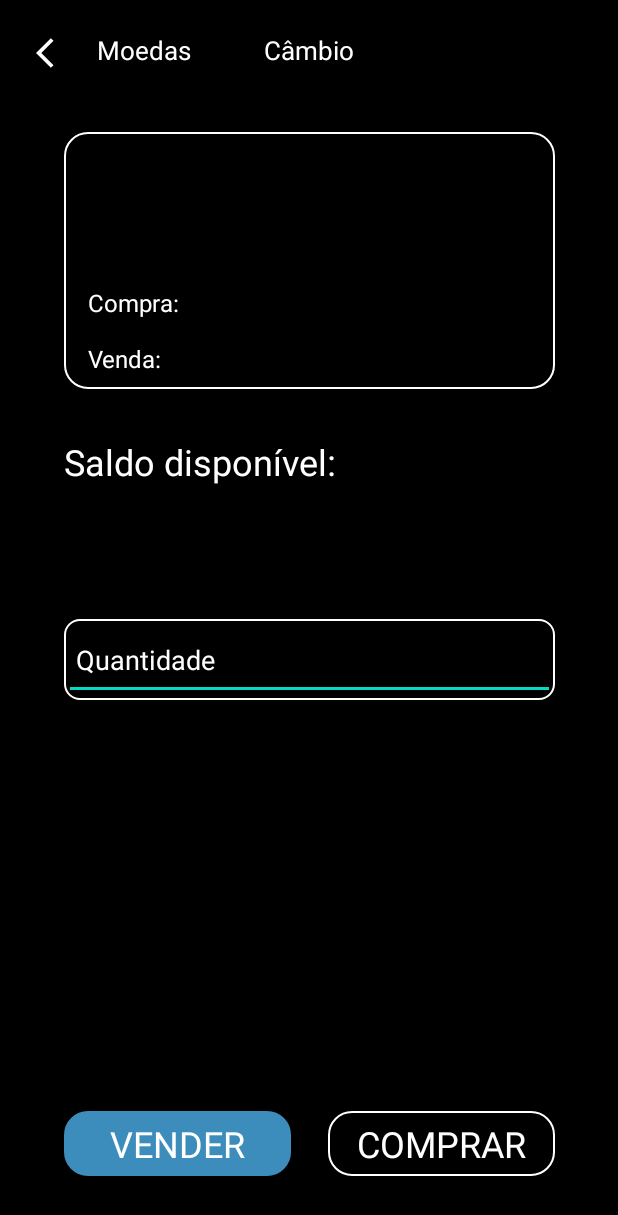
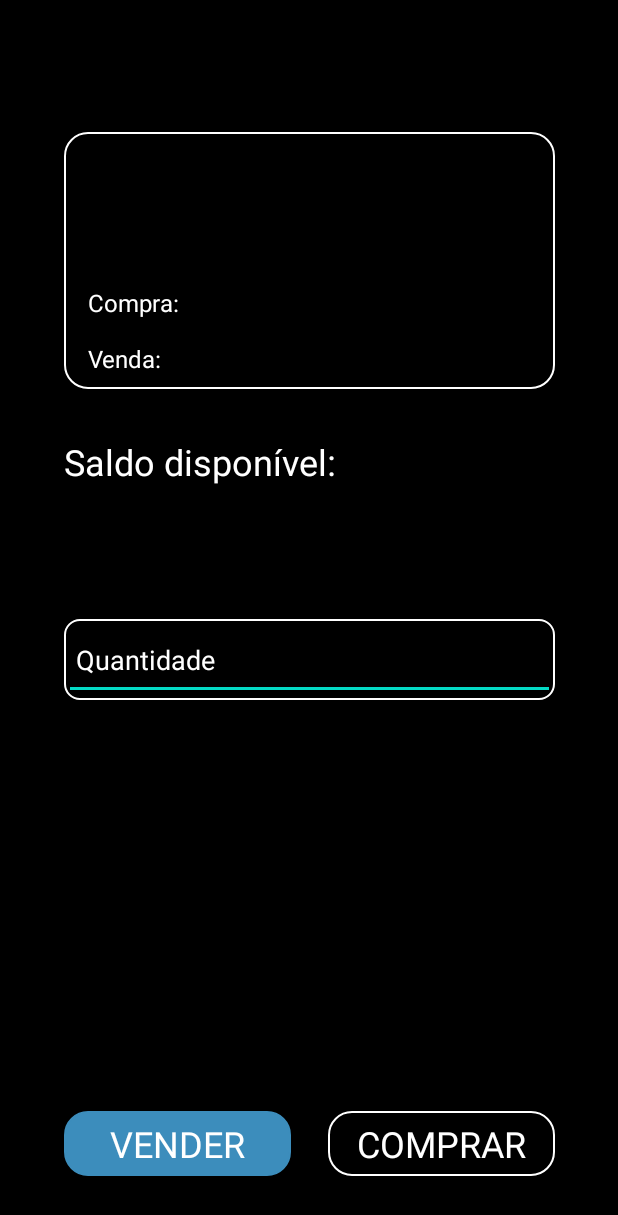
Before and after one commit to Adriano1998/AppInvestimentos, an Android app: the layout activity_tela_cambio.xml on its own in the app's theme, with its tools: preview values and no code run, on a phone screen of 412 x 824 dp. Shown: the top 1215 px of the screen. Run offline under Robolectric (Android 15) with nearby library versions, the phone set to English and light mode, and no system bars.

Commit message:
Refatoração da toolbar e da tela compra e venda de moedas

```diff
--- a/app/src/main/java/com/br/brqinvestimentos/ui/TelaHome.kt
+++ b/app/src/main/java/com/br/brqinvestimentos/ui/TelaHome.kt
@@ -41,10 +41,9 @@ class TelaHome : BaseActivity() {
             Toast.makeText(this@TelaHome, message, Toast.LENGTH_LONG).show()
         }
 
-        binding.toolbarHome.toolbarTitulo.let {
-            it.contentDescription = "${it.text}, Titulo"
-        }
+        configuraToolbar(false, "Moedas", binding.toolbarHome.toolbarTitle, binding.toolbarHome.btnVoltarTelaMoedas)
     }
+
 
     private fun configuraRecyclerView() {
         binding.rvMoedasTelaHome.adapter = adapter
--- a/app/src/main/res/layout/activity_base.xml
+++ b/app/src/main/res/layout/activity_base.xml
@@ -6,4 +6,10 @@
     android:layout_height="match_parent"
     tools:context=".ui.BaseActivity">
 
+    <include
+        android:id="@+id/toolbargenerica"
+        layout="@layout/toolbar_generica">
+
+    </include>
+
 </androidx.constraintlayout.widget.ConstraintLayout>
--- a/app/src/main/res/layout/activity_tela_cambio.xml
+++ b/app/src/main/res/layout/activity_tela_cambio.xml
@@ -8,9 +8,8 @@
     tools:context=".ui.TelaCambio">
 
     <include
-        android:id="@+id/toolbarcambio"
-        layout="@layout/toolbar_cambio">
-
+        android:id="@+id/toolbarCambio"
+        layout="@layout/toolbar_generica">
     </include>
 
 
@@ -89,8 +88,6 @@
             app:layout_constraintTop_toBottomOf="@id/txtCompraMoedaCambio"
 
             />
-
-
 
 
     </LinearLayout>
--- a/app/src/main/res/layout/activity_tela_compra_venda.xml
+++ b/app/src/main/res/layout/activity_tela_compra_venda.xml
@@ -9,7 +9,7 @@
 
     <include
         android:id="@+id/toolbarcompravenda"
-        layout="@layout/toolbarcompraevenda"
+        layout="@layout/toolbar_generica"
         app:layout_constraintBottom_toBottomOf="parent"
         app:layout_constraintEnd_toEndOf="parent"
         app:layout_constraintStart_toStartOf="parent"
--- a/app/src/main/res/layout/activity_tela_home.xml
+++ b/app/src/main/res/layout/activity_tela_home.xml
@@ -9,9 +9,7 @@
 
     <include
         android:id="@+id/toolbarHome"
-        layout="@layout/toolbar_home">
-
-    </include>
+        layout="@layout/toolbar_generica" />
 
 
     <androidx.recyclerview.widget.RecyclerView
--- a/app/src/main/res/layout/toolbar_cambio.xml
+++ /dev/null
@@ -1,49 +0,0 @@
-<?xml version="1.0" encoding="utf-8"?>
-
-<androidx.appcompat.widget.Toolbar xmlns:android="http://schemas.android.com/apk/res/android"
-    android:id="@+id/toolbarCambio"
-    android:layout_width="match_parent"
-    android:layout_height="wrap_content"
-    android:background="#D1000000">
-
-
-    <ImageButton
-        android:id="@+id/btnVoltarTelaMoedas"
-        android:layout_width="wrap_content"
-        android:layout_height="wrap_content"
-        android:layout_marginTop="15dp"
-        android:padding="8dp"
-        android:layout_marginBottom="11dp"
-        android:background="#D1000000"
-        android:contentDescription="@string/voltar_para_tela_home"
-        android:src="@drawable/ic_baseline_arrow_back_ios_24" />
-
-    <TextView
-        android:id="@+id/toolbar_subTitle"
-        android:layout_width="wrap_content"
-        android:layout_height="wrap_content"
-        android:layout_gravity="left"
-        android:layout_marginStart="16.5dp"
-        android:importantForAccessibility="no"
-        android:padding="8dp"
-        android:text="@string/moedas"
-        android:textColor="@color/white"
-        android:textSize="17sp">
-
-    </TextView>
-
-    <TextView
-        android:id="@+id/toolbar_title"
-        android:layout_width="wrap_content"
-        android:layout_height="wrap_content"
-        android:layout_gravity="center"
-        android:accessibilityHeading="true"
-        android:padding="8dp"
-        android:text="@string/cambio"
-        android:textColor="@color/white"
-        android:textSize="17sp">
-
-    </TextView>
-
-
-</androidx.appcompat.widget.Toolbar>
--- a/app/src/main/res/layout/toolbarcompraevenda.xml
+++ b/app/src/main/res/layout/toolbar_generica.xml
@@ -1,44 +1,42 @@
 <androidx.appcompat.widget.Toolbar xmlns:android="http://schemas.android.com/apk/res/android"
-    android:id="@+id/toolbarCompraVenda"
+    android:id="@+id/toolbarGenerica"
     android:layout_width="match_parent"
     android:layout_height="wrap_content"
     android:background="#D1000000">
 
 
     <ImageButton
-        android:id="@+id/btnVoltarTelaCambio"
+        android:id="@+id/btnVoltarTelaMoedas"
         android:layout_width="wrap_content"
         android:layout_height="wrap_content"
+        android:visibility="invisible"
         android:layout_marginTop="15dp"
         android:padding="8dp"
         android:layout_marginBottom="11dp"
         android:background="#D1000000"
-        android:contentDescription="@string/voltar_para_tela_de_cambio"
-        android:onClick="onClick"
+        android:contentDescription="@string/voltar_para_tela_home"
         android:src="@drawable/ic_baseline_arrow_back_ios_24" />
 
     <TextView
-        android:id="@+id/toolbarcompraevenda_subTitle"
+        android:id="@+id/toolbar_subTitle"
         android:layout_width="wrap_content"
         android:layout_height="wrap_content"
         android:layout_gravity="left"
-        android:layout_marginStart="10dp"
+        android:layout_marginStart="16.5dp"
         android:importantForAccessibility="no"
         android:padding="8dp"
-        android:text="@string/cambio"
         android:textColor="@color/white"
         android:textSize="17sp">
 
     </TextView>
 
     <TextView
-        android:id="@+id/toolbarcompraevenda_title"
+        android:id="@+id/toolbar_title"
         android:layout_width="wrap_content"
         android:layout_height="wrap_content"
         android:layout_gravity="center"
         android:accessibilityHeading="true"
         android:padding="8dp"
-
         android:textColor="@color/white"
         android:textSize="17sp">
 
```
Also changed, not shown: app/src/main/java/com/br/brqinvestimentos/ui/BaseActivity.kt (+30 -2 lines), app/src/main/java/com/br/brqinvestimentos/ui/TelaCambio.kt (+32 -31 lines), app/src/main/java/com/br/brqinvestimentos/ui/TelaCompraVenda.kt (+23 -66 lines), app/src/main/java/com/br/brqinvestimentos/viewModel/MoedaViewModel.kt (+11 -4 lines), app/src/main/res/layout/toolbar_home.xml (deleted, +0 -19 lines).
